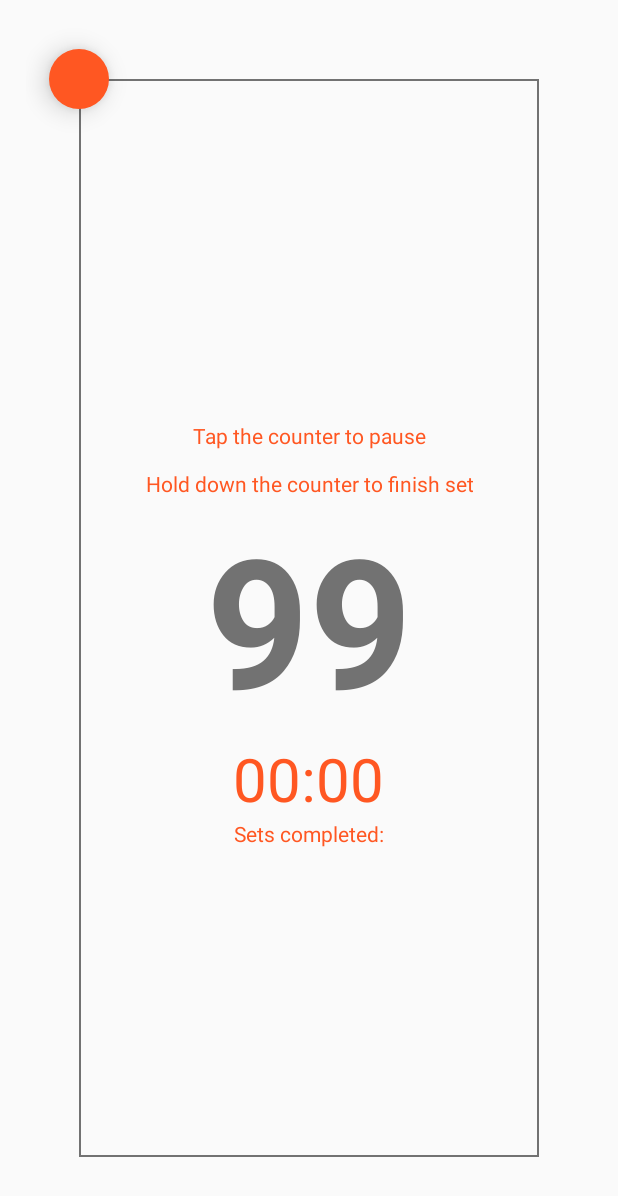
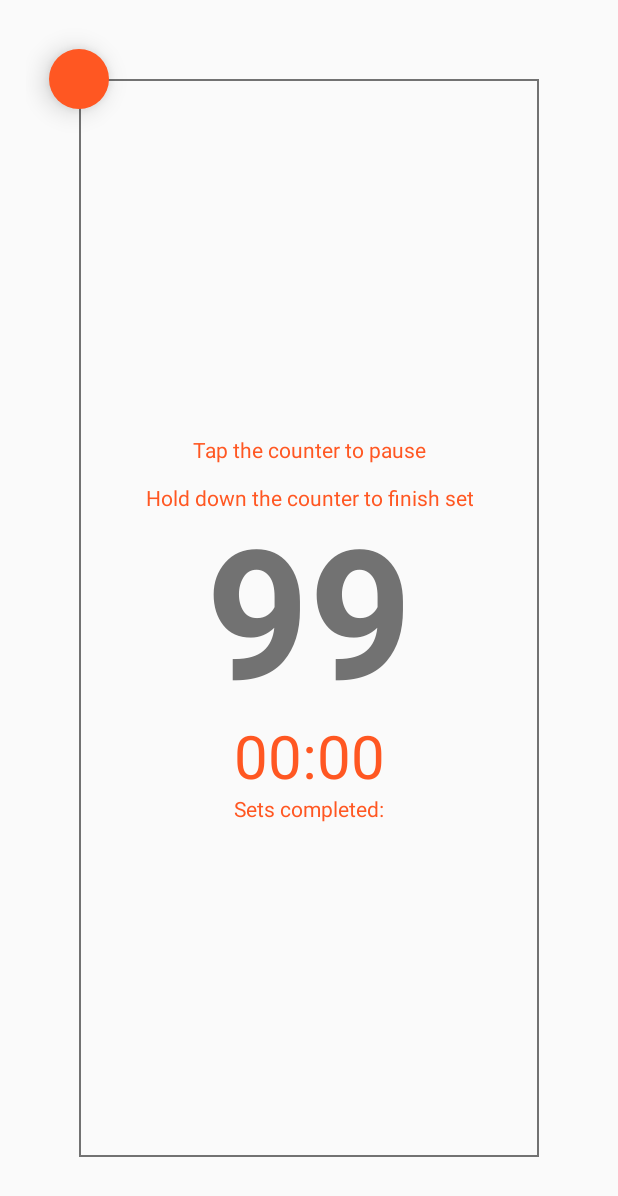
Before and after one commit to andras-the-android/ConvictMetronome, an Android app: the layout activity_workout.xml on its own in the app's theme, with its tools: preview values and no code run, on a phone screen of 412 x 824 dp. Shown: the top 1196 px of the screen. Run offline under Robolectric (Android 15) with nearby library versions, the phone set to English and light mode, and no system bars.

Commit message:
fix layout on small devices

```diff
--- a/app/src/main/res/layout/activity_workout.xml
+++ b/app/src/main/res/layout/activity_workout.xml
@@ -44,6 +44,7 @@
             android:textSize="@dimen/rep_counter_size"
             android:textStyle="bold"
             android:background="?attr/selectableItemBackground"
+            android:includeFontPadding="false"
             android:gravity="center"/>
 
         <TextView
@@ -63,15 +64,15 @@
             android:id="@+id/stopwarch"
             android:layout_width="wrap_content"
             android:layout_height="wrap_content"
-            android:layout_marginLeft="@dimen/indicator_diameter"
-            android:layout_marginRight="@dimen/indicator_diameter"
+            android:layout_alignLeft="@+id/set_counter_label"
+            android:layout_alignStart="@+id/set_counter_label"
+            android:layout_below="@+id/rep_counter"
+            android:gravity="center"
             android:textColor="@color/accent"
-            android:layout_centerHorizontal="true"
-            android:layout_below="@id/rep_counter"
-            android:gravity="center"
-            tools:text="00:00"
             android:textSize="@dimen/stopwatch_text_size"
-            android:visibility="visible"/>
+            android:visibility="visible"
+            android:includeFontPadding="false"
+            tools:text="00:00" />
 
         <TextView
             android:id="@+id/set_counter_label"
```
